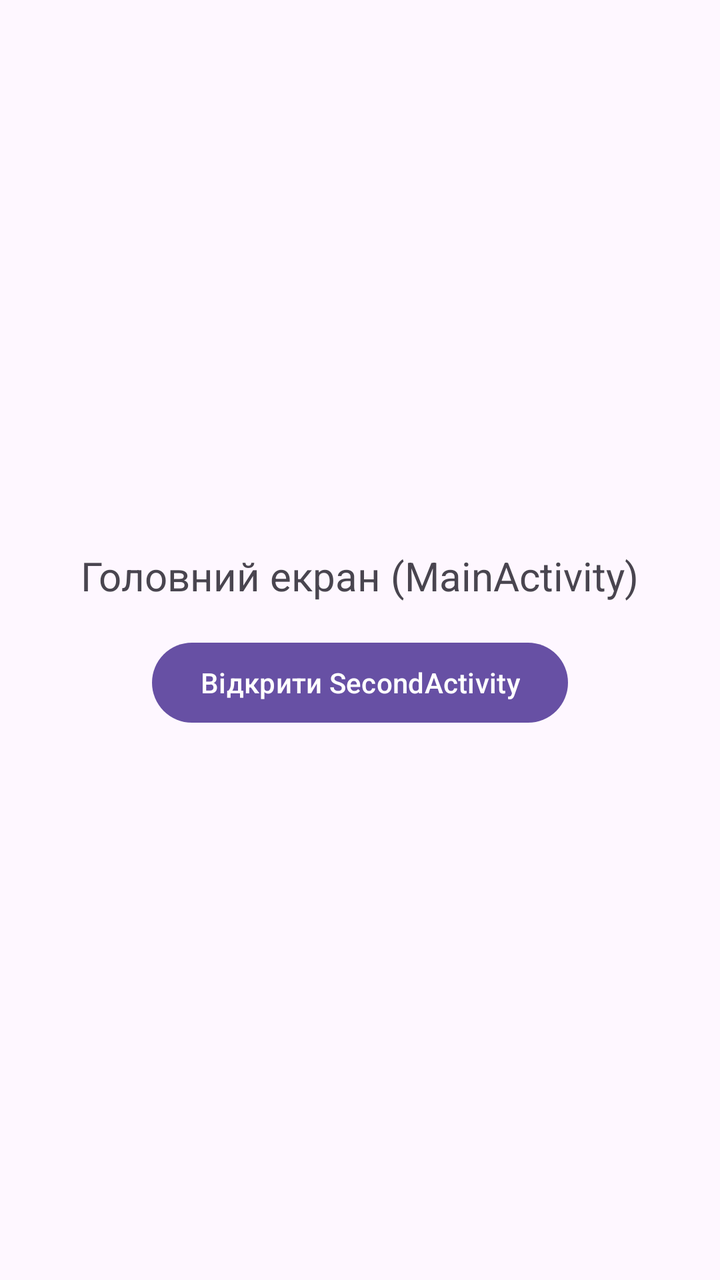
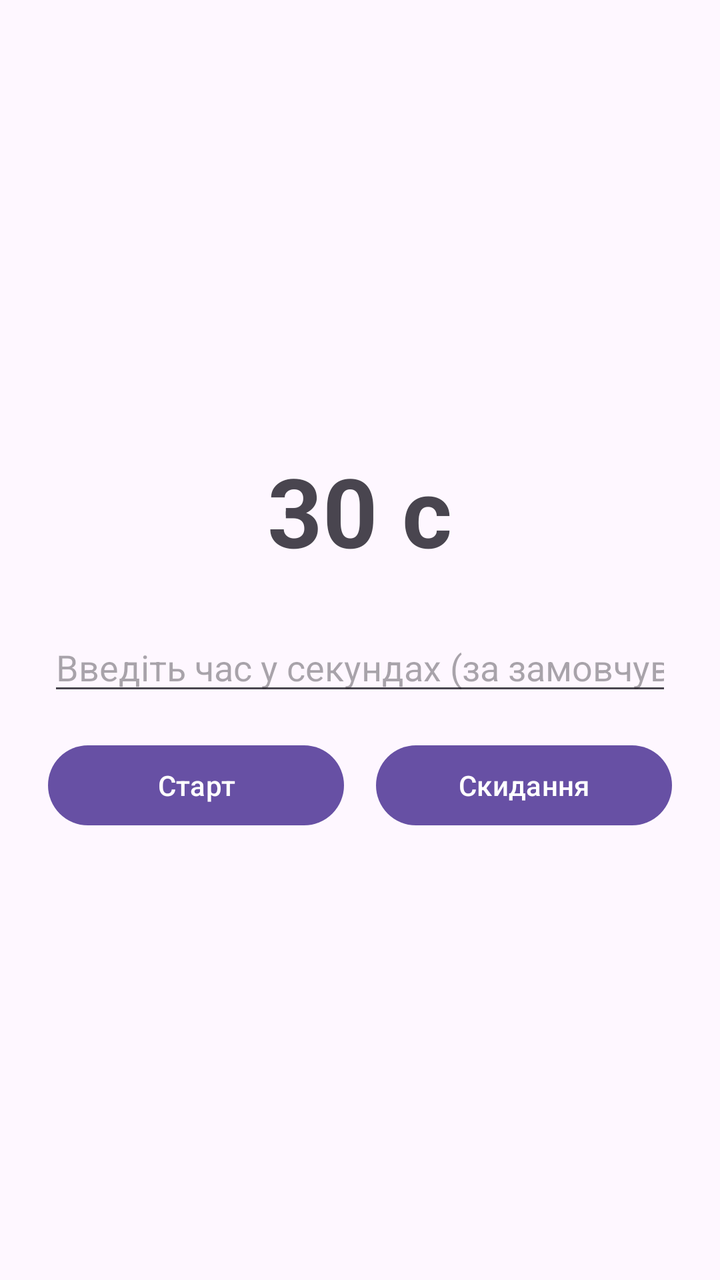

Screens rendered from an Android XML layout before and after an edit, with the pre-edit source and the edit as a unified diff.
<!-- AndroidManifest.xml: application theme Theme.MyApplication -->
<!-- res/layout/activity_main.xml -->
<?xml version="1.0" encoding="utf-8"?>
<LinearLayout xmlns:android="http://schemas.android.com/apk/res/android"
    android:layout_width="match_parent"
    android:layout_height="match_parent"
    android:gravity="center"
    android:orientation="vertical"
    android:padding="24dp">

    <TextView
        android:layout_width="wrap_content"
        android:layout_height="wrap_content"
        android:layout_marginBottom="16dp"
        android:text="Головний екран (MainActivity)"
        android:textSize="20sp" />

    <Button
        android:id="@+id/btnOpenSecond"
        android:layout_width="wrap_content"
        android:layout_height="wrap_content"
        android:text="Відкрити SecondActivity" />

</LinearLayout>
<!-- resources referenced by this layout -->
<resources>
  <style name="Theme.MyApplication" parent="Base.Theme.MyApplication" />
  <style name="Base.Theme.MyApplication" parent="Theme.Material3.DayNight.NoActionBar">
          
          
      </style>
</resources>

<!-- the commit's change to res/layout/activity_main.xml (unified diff, before → after) -->
@@ -7,16 +7,44 @@
     android:padding="24dp">
 
     <TextView
+        android:id="@+id/tvTimer"
         android:layout_width="wrap_content"
         android:layout_height="wrap_content"
+        android:layout_marginBottom="24dp"
+        android:text="30 с"
+        android:textSize="48sp"
+        android:textStyle="bold" />
+
+    <EditText
+        android:id="@+id/etSeconds"
+        android:layout_width="match_parent"
+        android:layout_height="wrap_content"
         android:layout_marginBottom="16dp"
-        android:text="Головний екран (MainActivity)"
-        android:textSize="20sp" />
+        android:hint="Введіть час у секундах (за замовчуванням 30)"
+        android:inputType="number"
+        android:maxLength="4" />
 
-    <Button
-        android:id="@+id/btnOpenSecond"
-        android:layout_width="wrap_content"
+    <LinearLayout
+        android:layout_width="match_parent"
         android:layout_height="wrap_content"
-        android:text="Відкрити SecondActivity" />
+        android:gravity="center"
+        android:orientation="horizontal">
+
+        <Button
+            android:id="@+id/btnStart"
+            android:layout_width="0dp"
+            android:layout_height="wrap_content"
+            android:layout_marginEnd="8dp"
+            android:layout_weight="1"
+            android:text="Старт" />
+
+        <Button
+            android:id="@+id/btnReset"
+            android:layout_width="0dp"
+            android:layout_height="wrap_content"
+            android:layout_marginStart="8dp"
+            android:layout_weight="1"
+            android:text="Скидання" />
+    </LinearLayout>
 
 </LinearLayout>
